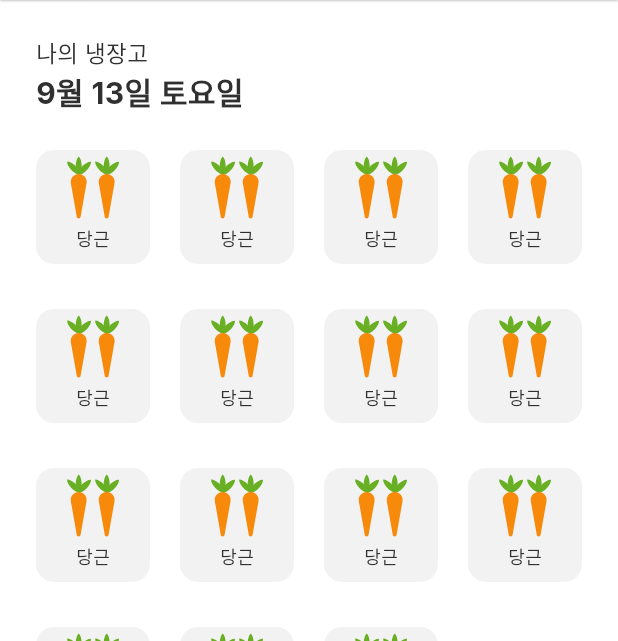
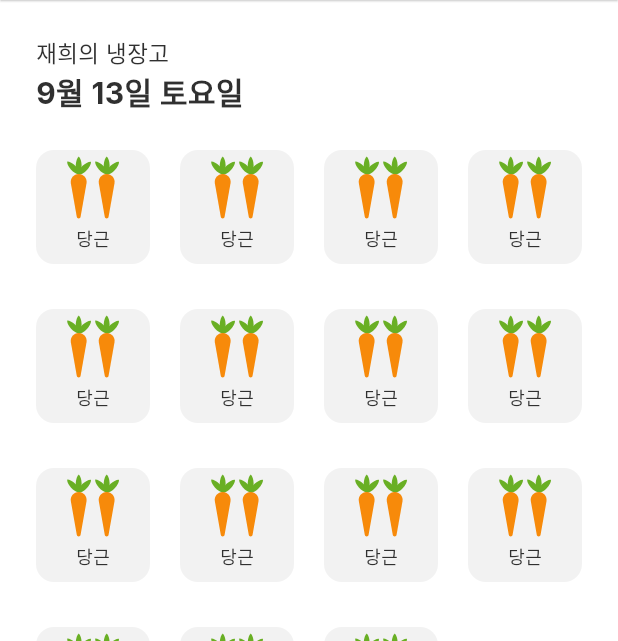
Before and after one commit to TEAM-ALOM/Refrigerator_Flutter, a Flutter app: the screen it shows after launch, on a phone screen of 412 x 824 dp, the part 84-725 px from its top. Run offline on Flutter 3.47's test engine with Material 3 defaults, Android fonts, the phone set to English and light mode, and no system bars; our stand-ins replace flutter_svg, google_fonts, hexcolor.

```diff
--- a/lib/home.dart
+++ b/lib/home.dart
@@ -139,7 +139,7 @@ class Home extends StatelessWidget {
           crossAxisAlignment: CrossAxisAlignment.start,
           children: [
             Text(
-              '나의 냉장고',
+              '재희의 냉장고',
               style: TextStyle(
                 color: HexColor('#303030'),
                 fontSize: 15,
```
Also changed, not shown: 8 other files.
